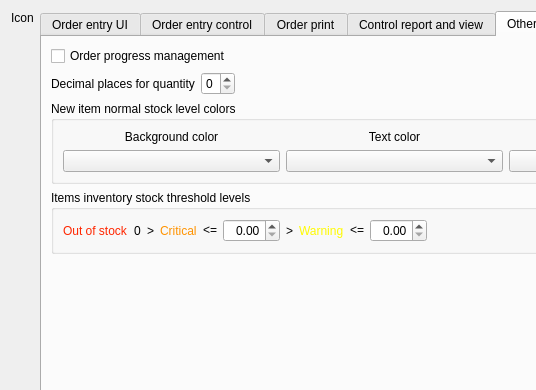
Old version of the form App/Ui/SettingsDialog.ui in the repository paolodestefani/pySagra; both pictures show x 0 to 536 and y 0 to 390 of the 760 by 597 pixel window.
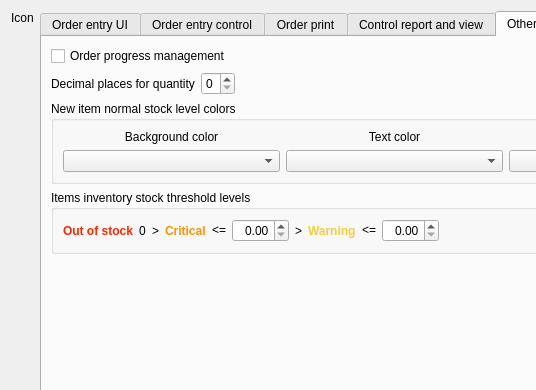
New version of the form. The open tabs and pages were chosen to show the change. Custom widgets are drawn as their Qt base class.

```diff
--- a/App/Ui/SettingsDialog.ui
+++ b/App/Ui/SettingsDialog.ui
@@ -1550,6 +1550,11 @@
                   <disabled/>
                  </palette>
                 </property>
+                <property name="font">
+                 <font>
+                  <bold>true</bold>
+                 </font>
+                </property>
                 <property name="text">
                  <string>Out of stock</string>
                 </property>
@@ -1603,7 +1608,7 @@
                 </property>
                 <property name="font">
                  <font>
-                  <bold>false</bold>
+                  <bold>true</bold>
                  </font>
                 </property>
                 <property name="text">
@@ -1646,9 +1651,9 @@
                    <colorrole role="WindowText">
                     <brush brushstyle="SolidPattern">
                      <color alpha="255">
-                      <red>255</red>
-                      <green>251</green>
-                      <blue>0</blue>
+                      <red>246</red>
+                      <green>205</green>
+                      <blue>60</blue>
                      </color>
                     </brush>
                    </colorrole>
@@ -1657,9 +1662,9 @@
                    <colorrole role="WindowText">
                     <brush brushstyle="SolidPattern">
                      <color alpha="255">
-                      <red>255</red>
-                      <green>251</green>
-                      <blue>0</blue>
+                      <red>246</red>
+                      <green>205</green>
+                      <blue>60</blue>
                      </color>
                     </brush>
                    </colorrole>
@@ -1669,7 +1674,7 @@
                 </property>
                 <property name="font">
                  <font>
-                  <bold>false</bold>
+                  <bold>true</bold>
                  </font>
                 </property>
                 <property name="text">
```
